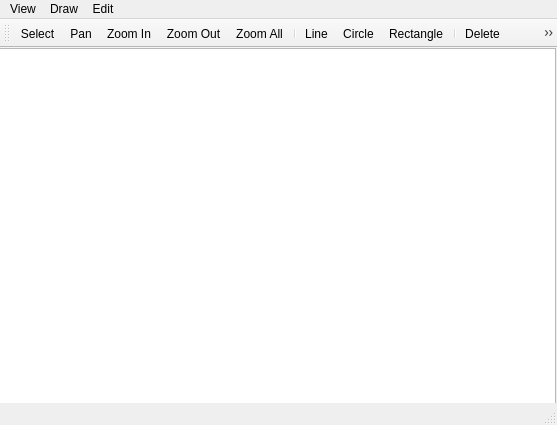
clsk/CAD, file MainWindow.ui: the form before one commit.
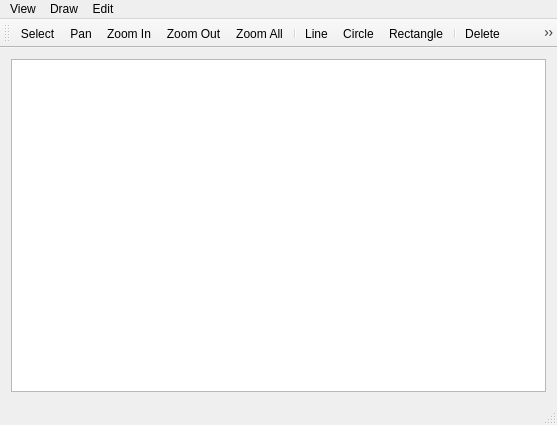
The form after the commit. Icons and pictures are not drawn.

Commit message: Add layout to centralWidget

The edit to the form file:
```diff
--- a/MainWindow.ui
+++ b/MainWindow.ui
@@ -23,16 +23,11 @@
      <verstretch>0</verstretch>
     </sizepolicy>
    </property>
-   <widget class="QGraphicsView" name="graphicsView">
-    <property name="geometry">
-     <rect>
-      <x>-5</x>
-      <y>0</y>
-      <width>561</width>
-      <height>361</height>
-     </rect>
-    </property>
-   </widget>
+   <layout class="QHBoxLayout" name="horizontalLayout">
+    <item>
+     <widget class="QGraphicsView" name="graphicsView"/>
+    </item>
+   </layout>
   </widget>
   <widget class="QMenuBar" name="menuBar">
    <property name="geometry">
```
